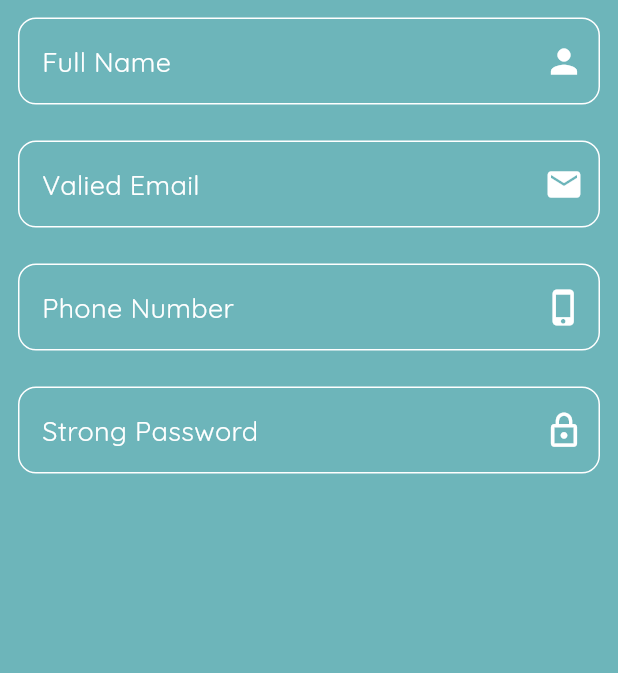
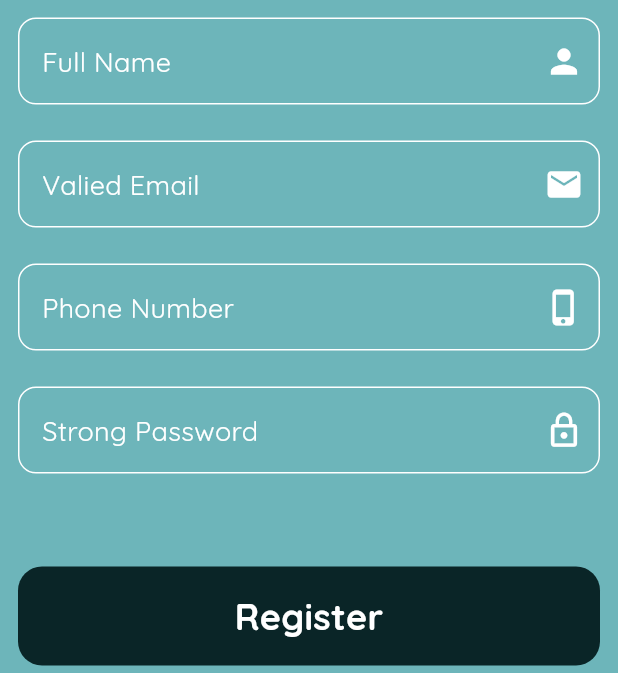
Before and after one commit to mano299/food_recipes, a Flutter app: the RegisterPage screen opened directly, on a phone screen of 412 x 824 dp, the part 563-1236 px from its top. Run offline on Flutter 3.47's test engine with Material 3 defaults, Android fonts, the phone set to English and light mode, and no system bars; our stand-ins replace flutter_svg.

Commit message:
add register section

```diff
--- /dev/null
+++ b/lib/app/features/welcome/presentation/widgets/register_section.dart
@@ -0,0 +1,33 @@
+import 'package:flutter/material.dart';
+import 'package:food_recipes/app/features/welcome/presentation/widgets/custom_button.dart';
+
+class RegisterSection extends StatelessWidget {
+  const RegisterSection({super.key});
+
+  @override
+  Widget build(BuildContext context) {
+    return Column(
+      children: [
+        CustomButton(label: "Register"),
+        SizedBox(
+          height: 18,
+        ),
+        Row(
+          mainAxisAlignment: MainAxisAlignment.center,
+          children: [
+            Text(
+              "Already a member ",
+              style: TextStyle(color: Colors.white),
+            ),
+            InkWell(
+                onTap: () {},
+                child: Text(
+                  "Login",
+                  style: TextStyle(color: Color(0xff0A2527)),
+                ))
+          ],
+        )
+      ],
+    );
+  }
+}
--- a/lib/app/features/welcome/register_page.dart
+++ b/lib/app/features/welcome/register_page.dart
@@ -1,6 +1,8 @@
 import 'package:flutter/material.dart';
 import 'package:flutter_svg/svg.dart';
+import 'package:food_recipes/app/features/welcome/presentation/widgets/custom_button.dart';
 import 'package:food_recipes/app/features/welcome/presentation/widgets/custom_text_field.dart';
+import 'package:food_recipes/app/features/welcome/presentation/widgets/register_section.dart';
 import 'package:food_recipes/constant.dart';
 
 class RegisterPage extends StatelessWidget {
@@ -20,6 +22,10 @@ class RegisterPage extends StatelessWidget {
             Customtextfield(
                 hint: "Phone Number", icon: Icons.phone_iphone_outlined),
             Customtextfield(hint: "Strong Password", icon: Icons.lock_outline),
+            SizedBox(
+              height: 50,
+            ),
+            RegisterSection(),
           ],
         ),
       ),
```
